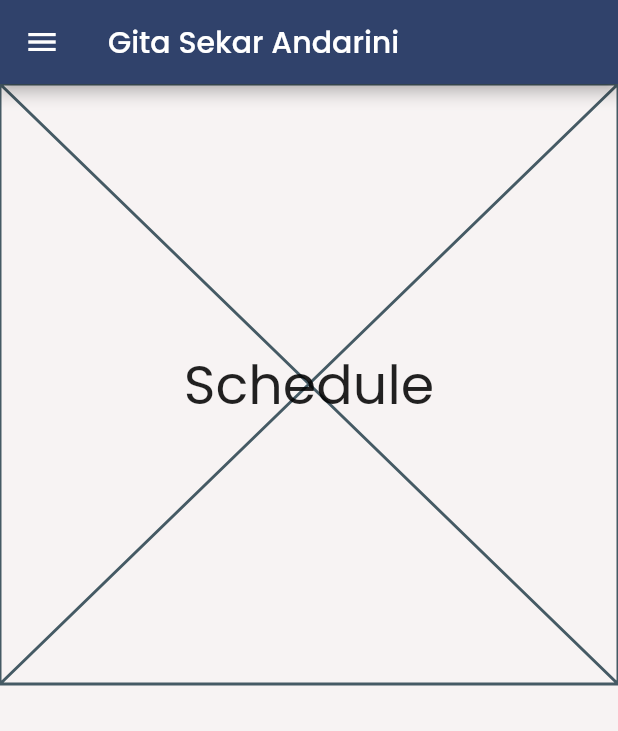
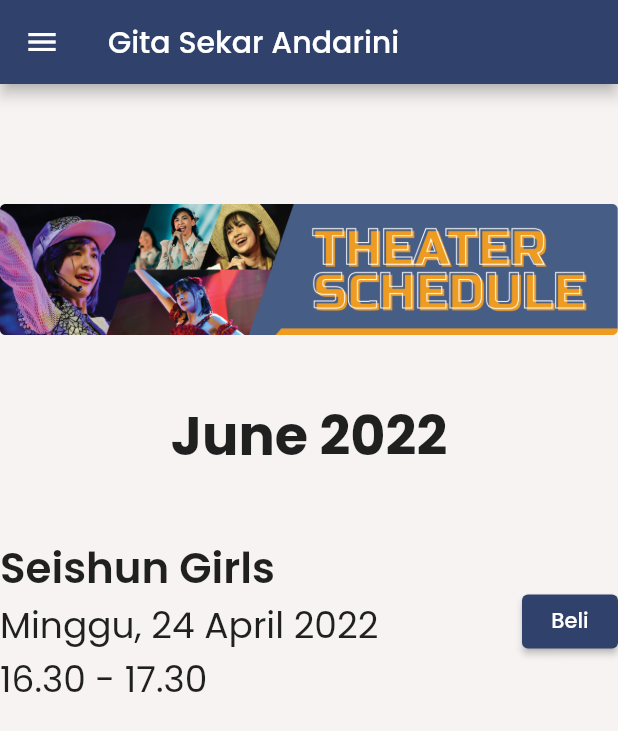
Before and after one commit to LittleFireflies/gitroops-web, a Flutter app: the ScheduleView screen opened by its route, on a phone screen of 412 x 824 dp. Shown: the top 731 px of the screen. Run offline on Flutter 3.47's test engine with Material 2 defaults, Android fonts, the phone set to English and light mode, and no system bars; our stand-ins replace google_fonts, youtube_player_iframe.

Commit message:
add theater schedule placeholder

```diff
--- a/lib/features/schedule/view/schedule_view.dart
+++ b/lib/features/schedule/view/schedule_view.dart
@@ -9,17 +9,61 @@ class ScheduleView extends StatelessWidget {
   @override
   Widget build(BuildContext context) {
     return PageScaffold(
-      child: Stack(
-        alignment: Alignment.center,
-        children: [
-          const Placeholder(),
-          Text(
-            'Schedule',
-            style: TextStyle(
-              fontSize: 36,
+      child: Padding(
+        padding: const EdgeInsets.only(top: 80.0),
+        child: Column(
+          children: [
+            Image.asset('assets/banner_theater.png'),
+            const SizedBox(height: 40),
+            const Text(
+              'June 2022',
+              style: TextStyle(
+                fontSize: 36,
+                fontWeight: FontWeight.w700,
+              ),
             ),
-          ),
-        ],
+            const SizedBox(height: 40),
+            SizedBox(
+              width: 600,
+              child: Row(
+                children: [
+                  Expanded(
+                    child: Column(
+                      crossAxisAlignment: CrossAxisAlignment.start,
+                      children: const [
+                        Text(
+                          'Seishun Girls',
+                          style: TextStyle(
+                            fontWeight: FontWeight.w600,
+                            fontSize: 28,
+                          ),
+                        ),
+                        Text(
+                          'Minggu, 24 April 2022',
+                          style: TextStyle(
+                            fontWeight: FontWeight.w400,
+                            fontSize: 24,
+                          ),
+                        ),
+                        Text(
+                          '16.30 - 17.30',
+                          style: TextStyle(
+                            fontWeight: FontWeight.w400,
+                            fontSize: 24,
+                          ),
+                        ),
+                      ],
+                    ),
+                  ),
+                  ElevatedButton(
+                    onPressed: () {},
+                    child: const Text('Beli'),
+                  ),
+                ],
+              ),
+            ),
+          ],
+        ),
       ),
     );
   }
```
Also changed, not shown: assets/banner_theater.png (added).
